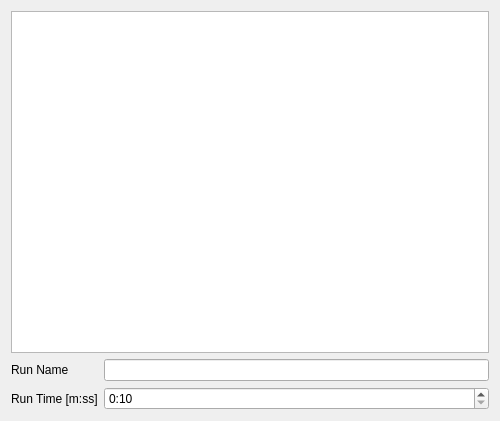
The window that src/recorder/runWidget.ui (Yakisoba007/PyTrigno) describes before a commit, drawn with Qt 5.
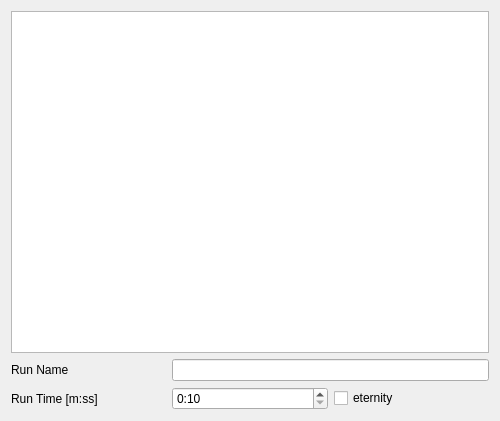
The same window after the commit.

Commit message: +add eternity; +simulated server to stream data w/o hw

The edit to the form file:
```diff
--- a/src/recorder/runWidget.ui
+++ b/src/recorder/runWidget.ui
@@ -14,6 +14,9 @@
    <string>Form</string>
   </property>
   <layout class="QGridLayout" name="gridLayout">
+   <item row="0" column="0" colspan="3">
+    <widget class="QListWidget" name="lwRuns"/>
+   </item>
    <item row="1" column="0">
     <widget class="QLabel" name="label">
      <property name="text">
@@ -21,7 +24,7 @@
      </property>
     </widget>
    </item>
-   <item row="1" column="1">
+   <item row="1" column="1" colspan="2">
     <widget class="QLineEdit" name="leCurrentRun"/>
    </item>
    <item row="2" column="0">
@@ -52,8 +55,12 @@
      </property>
     </widget>
    </item>
-   <item row="0" column="0" colspan="2">
-    <widget class="QListWidget" name="lwRuns"/>
+   <item row="2" column="2">
+    <widget class="QCheckBox" name="cbEternity">
+     <property name="text">
+      <string>eternity</string>
+     </property>
+    </widget>
    </item>
   </layout>
  </widget>
```
Left out of the diff: 22 changed lines with no effect on the pictures. The commit also changes 7 other files.
